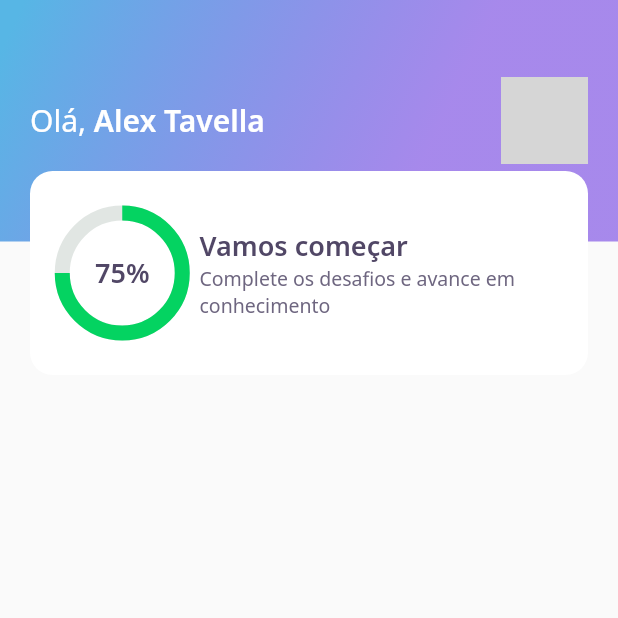
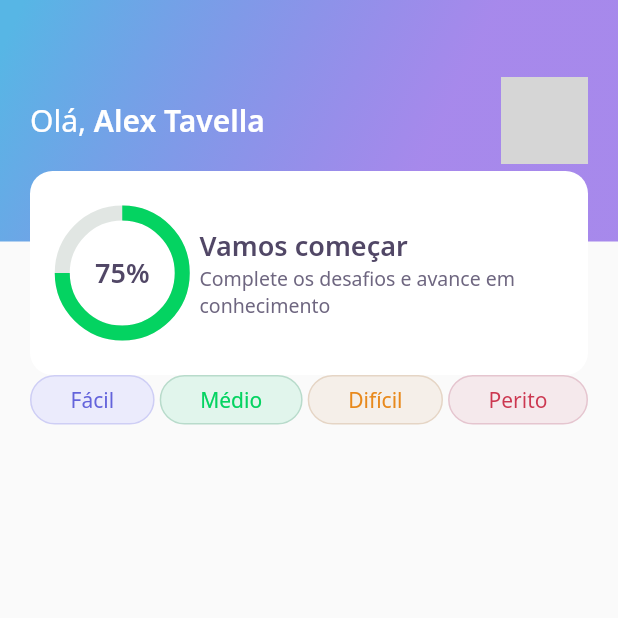
Before and after one commit to alextavella/nlw-05-dev-quiz-flutter, a Flutter app: the screen it shows after launch, on a phone screen of 412 x 824 dp, the top half of it. Run offline on Flutter 3.47's test engine with Material 2 defaults, Android fonts, the phone set to English and light mode, and no system bars; our stand-ins replace google_fonts; network calls fail; grey boxes are pictures that could not be loaded.

Commit message:
chore: create level buttons widget

```diff
--- a/lib/presentation/pages/home/home_page.dart
+++ b/lib/presentation/pages/home/home_page.dart
@@ -1,4 +1,5 @@
 import 'package:devquiz/presentation/pages/home/widgets/appbar/app_bar_widget.dart';
+import 'package:devquiz/presentation/pages/home/widgets/level_button/level_button_widget.dart';
 import 'package:flutter/material.dart';
 
 class HomePage extends StatefulWidget {
@@ -13,6 +14,17 @@ class _HomePageState extends State<HomePage> {
   Widget build(BuildContext context) {
     return Scaffold(
       appBar: AppBarWidget(),
+      body: Padding(
+        padding: const EdgeInsets.symmetric(horizontal: 20),
+        child: Row(
+          mainAxisAlignment: MainAxisAlignment.spaceBetween,
+          children: [
+            LevelButtonWidget(label: "Fácil"),
+            LevelButtonWidget(label: "Médio"),
+            LevelButtonWidget(label: "Difícil"),
+            LevelButtonWidget(label: "Perito")
+          ]),
+      )
     );
   }
 }
--- /dev/null
+++ b/lib/presentation/pages/home/widgets/level_button/level_button_widget.dart
@@ -0,0 +1,57 @@
+import 'package:devquiz/core/core.dart';
+import 'package:flutter/material.dart';
+import 'package:google_fonts/google_fonts.dart';
+
+class LevelButtonWidget extends StatelessWidget {
+  final String label;
+
+  final config = {
+    "Fácil": {
+      "color": AppColors.levelButtonFacil,
+      "borderColor": AppColors.levelButtonBorderFacil,
+      "textColor": AppColors.levelButtonTextFacil,
+    },
+    "Médio": {
+      "color": AppColors.levelButtonMedio,
+      "borderColor": AppColors.levelButtonBorderMedio,
+      "textColor": AppColors.levelButtonTextMedio,
+    },
+    "Difícil": {
+      "color": AppColors.levelButtonDificil,
+      "borderColor": AppColors.levelButtonBorderDificil,
+      "textColor": AppColors.levelButtonTextDificil,
+    },
+    "Perito": {
+      "color": AppColors.levelButtonPerito,
+      "borderColor": AppColors.levelButtonBorderPerito,
+      "textColor": AppColors.levelButtonTextPerito,
+    }
+  };
+
+  Color get color => config[label]!['color']!;
+  Color get borderColor => config[label]!['borderColor']!;
+  Color get textColor => config[label]!['textColor']!;
+
+  LevelButtonWidget({Key? key, required this.label})
+      : assert(["Fácil", "Médio", "Difícil", "Perito"].contains(label)),
+        super(key: key);
+
+  @override
+  Widget build(BuildContext context) {
+    return Container(
+        decoration: BoxDecoration(
+          color: this.color,
+          border: Border.fromBorderSide(BorderSide(color: this.borderColor)),
+          borderRadius: BorderRadius.circular(28),
+        ),
+        child: Padding(
+          padding: const EdgeInsets.symmetric(horizontal: 26, vertical: 6),
+          child: Text(
+            this.label,
+            style: GoogleFonts.notoSans(
+              color: this.textColor,
+            ),
+          ),
+        ));
+  }
+}
```
